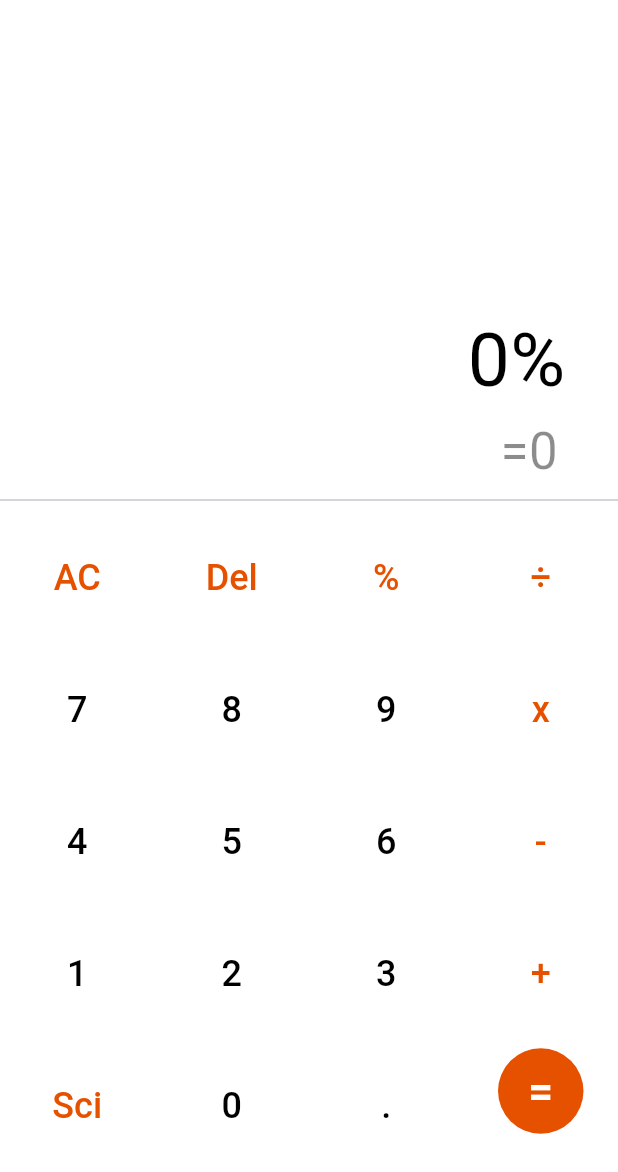
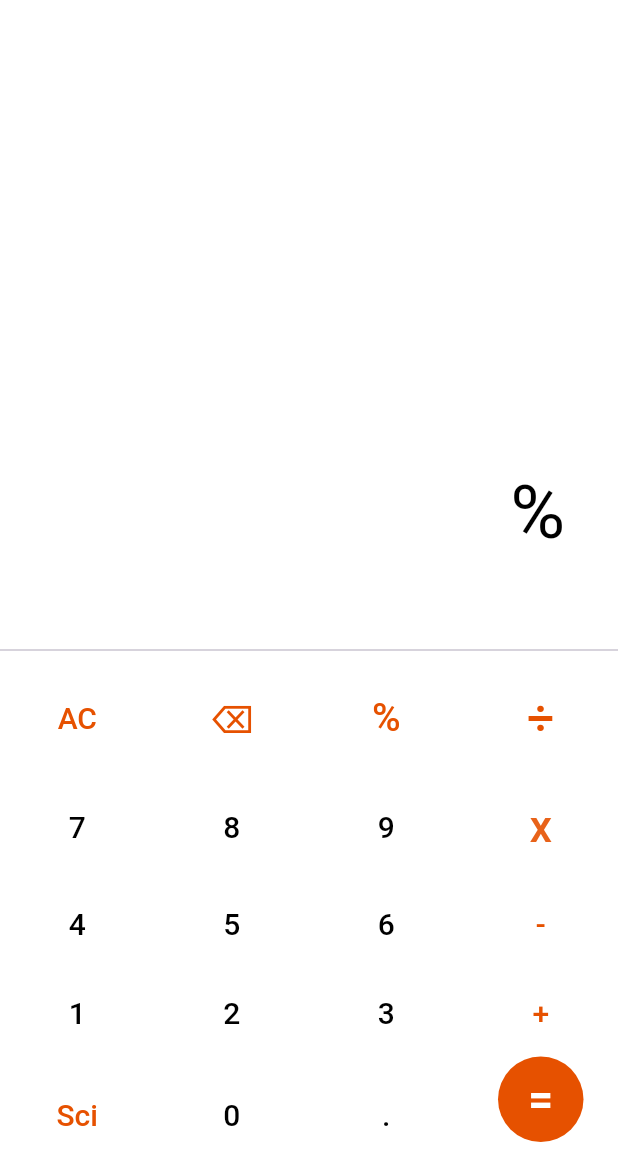
Before and after one commit to SahilAgr10/CalC-Flutter_CodeBase, a Flutter app: the screen it shows after launch, after a tap on an icon or button, on a phone screen of 412 x 824 dp, the part 64-1236 px from its top. Run offline on Flutter 3.47's test engine with Material 3 defaults, Android fonts, the phone set to English and light mode, and no system bars; our stand-ins replace math_expressions.

Commit message:
sci calc added

```diff
--- a/lib/calc_ui.dart
+++ b/lib/calc_ui.dart
@@ -9,80 +9,119 @@ class CalcUi extends StatefulWidget {
 }
 
 class _CalcUiState extends State<CalcUi> {
-  String input = '0'; String output = '=0';
-  var iSize = 50.0; var oSize = 34.0;
+  String input = '0';
+  String output = '';
+  var iSize = 50.0;
+  var oSize = 34.0;
   Color iColor = Colors.black;
   Color oColor = Colors.black45;
+  bool Scifi = false;
 
-  Widget equalButton(){
-    return Expanded( child: Padding(
+  Widget equalButton() {
+    return Expanded(
+      child: Padding(
         padding: const EdgeInsets.only(bottom: 20.0),
-      child: Container(decoration: BoxDecoration(
+        child: Container(
+          decoration: BoxDecoration(
             shape: BoxShape.circle,
             color: Colors.orange.shade900,
-      ), child:
-      TextButton(
-        onPressed: () { calculate; },
-        child: const Text('=',style: TextStyle(color: Colors.white,fontWeight: FontWeight.w700,fontSize: 29)),
-      ),),
-    ));
+          ),
+          child: TextButton(
+            onPressed: () {
+              iSize = 32;
+              oSize = 50;
+              iColor = Colors.black45;
+              oColor = Colors.black;
+              calculate();
+            },
+            child: const Text('=',
+                style: TextStyle(
+                    color: Colors.white,
+                    fontWeight: FontWeight.w700,
+                    fontSize: 29)),
+          ),
+        ),
+      ),
+    );
   }
-  void calculate(){
-    try{
+
+  void calculate() {
+    try {
       var userInput = input;
-      userInput = input.replaceAll('x', '*');
-      userInput=userInput.replaceAll('÷', '/');
+      userInput = userInput.replaceAll('x', '*');
+      userInput = userInput.replaceAll('÷', '/');
       var parser = Parser();
       var exp = parser.parse(userInput);
       var context = ContextModel();
-      var eResult = exp.evaluate(EvaluationType.REAL,context).toString();
-      if(eResult.length>=11) oSize=40;
+      var eResult =
+      exp.evaluate(EvaluationType.REAL, context).toStringAsFixed(2);
+      if (eResult.length >= 11) oSize = 40;
       setState(() {
-        output ='=$eResult';
+        output = '=$eResult';
       });
-    }catch(e){
+    } catch (e) {
       setState(() {
-        output='0x00';
+        output = '0x00';
       });
     }
   }
-  void onNumberPress(String num){
-    if(num=='AC') {
-      iSize=54;oSize=34;
-      input='0';
-      output='=0';
-      iColor=Colors.black;oColor=Colors.black45;
+
+  void onNumberPress(String num) {
+    if (num == 'AC') {
+      iSize = 54;
+      oSize = 34;
+      input = '0';
+      output = '';
+      iColor = Colors.black;
+      oColor = Colors.black45;
+    } else if (num == '⌫') {
+      if (input.isNotEmpty && input != '0') {
+        input = input.substring(0, input.length - 1);
+        if (input.isEmpty) {
+          input = '0';
         }
-    else if(num=='Del'){
-      if(num!='0')  input=input.substring(0,input.length-1);
-    } else if(num=='Sci') {
-      iSize=32;oSize=50;iColor=Colors.black45;oColor=Colors.black;
-      calculate();
+      }
+    } else if (num == 'Sci') {
+      setState(() {
+        Scifi = !Scifi; // Toggle scientific mode
+      });
     } else {
-      if(input.length>=11) iSize =45;
-      if(input.length>=14) iSize = 40;
-        input+=num;
+      if (input == '0') {
+        input = num;
+      } else {
+        input += num;
+      }
+      if (input.length >= 11) iSize = 45;
+      if (input.length >= 14) iSize = 40;
     }
     setState(() {});
+  }
 
-  }
-  Widget button ( {required String numText,Color textColor = Colors.black,Color backColor= Colors.white,double textSize=24}) {
-    return (Expanded(
-        child:TextButton(
+  Widget button(
+      {required String numText,
+        Color textColor = Colors.black,
+        Color backColor = Colors.white,
+        double textSize = 20}) {
+    return Expanded(
+        child: TextButton(
           onPressed: () {
             onNumberPress(numText);
           },
           style: ElevatedButton.styleFrom(
             shape: RoundedRectangleBorder(borderRadius: BorderRadius.circular(0)),
             backgroundColor: backColor,
-            padding: const EdgeInsets.all(30),
+            padding: const EdgeInsets.all(18),
             textStyle: const TextStyle(
               fontSize: 8.0,
             ),
           ),
-          child: Text(numText,style: TextStyle(color: textColor,fontWeight: FontWeight.w500,fontSize: 24),),
-        )
-    ));}
+          child: Text(
+            numText,
+            style: TextStyle(
+                color: textColor, fontWeight: FontWeight.w500, fontSize: textSize),
+          ),
+        ));
+  }
 
   @override
   Widget build(BuildContext context) {
@@ -93,24 +132,36 @@ class _CalcUiState extends State<CalcUi> {
           shadowColor: Colors.white,
         ),
         appBar: AppBar(
-          title: const Text('Calculator',style: TextStyle(fontSize: 20,color: Colors.black),),
+          title: const Text(
+            'Calculator',
+            style: TextStyle(fontSize: 20, color: Colors.black),
+          ),
           toolbarHeight: 60,
           backgroundColor: Colors.white,
           actions: [
             IconButton(
-              icon: const Icon(Icons.grid_view_outlined,size: 17,),
+              icon: const Icon(
+                Icons.grid_view_outlined,
+                size: 17,
+              ),
               onPressed: () {
                 // TODO: Implement grid view functionality
               },
             ),
             IconButton(
-              icon: const Icon(Icons.home,size: 20,),
+              icon: const Icon(
+                Icons.home,
+                size: 20,
+              ),
               onPressed: () {
                 // TODO: Implement home functionality
               },
             ),
             IconButton(
-              icon: const Icon(Icons.more_vert,size: 20,),
+              icon: const Icon(
+                Icons.more_vert,
+                size: 20,
+              ),
               onPressed: () {
                 // TODO: Implement more options functionality
               },
@@ -125,12 +176,12 @@ class _CalcUiState extends State<CalcUi> {
                 child: Container(
                   alignment: Alignment.bottomRight,
                   width: double.infinity,
-                  padding: const EdgeInsets.only(top: 20,right: 15),
+                  padding: const EdgeInsets.only(top: 20, right: 15),
                   child: Padding(
                     padding: const EdgeInsets.only(right: 20),
                     child: Text(
                       input,
-                      style:  TextStyle(
+                      style: TextStyle(
                         fontSize: iSize,
                         color: iColor,
                       ),
@@ -145,7 +196,7 @@ class _CalcUiState extends State<CalcUi> {
                   padding: const EdgeInsets.only(right: 20),
                   child: Text(
                     output,
-                    style:  TextStyle(
+                    style: TextStyle(
                       fontSize: oSize,
                       color: oColor,
                     ),
@@ -153,42 +204,123 @@ class _CalcUiState extends State<CalcUi> {
                   ),
                 ),
               ),
-              const Divider(thickness: 1,),
-              Row(children: [
-                button(numText: 'AC',textColor: Colors.orange.shade900,),
-                button(numText: "Del",textColor: Colors.orange.shade900),
-                button(numText: '%',textColor: Colors.orange.shade900),
-                button(numText: '÷',textColor: Colors.orange.shade900,textSize: 30),],),
-              Row(children: [
-                button(numText: '7',),
+              const Divider(
+                thickness: 1,
+              ),
+        if (Scifi) ...[
+          Row(
+            children: [
+              button(numText: '2nd', textColor: Colors.black.withOpacity(0.5)),
+              button(numText: "deg",textColor: Colors.black.withOpacity(0.5)),
+              button(numText: 'sin',textColor: Colors.black.withOpacity(0.5)),
+              button(numText: 'cos', textColor: Colors.black.withOpacity(0.5),),
+              button(numText: 'tan', textColor: Colors.black.withOpacity(0.5),),
+            ],
+          ),
+          Row(
+            children: [
+              button(numText: 'xʸ', textColor: Colors.black.withOpacity(0.5)),
+              button(numText: "log",textColor: Colors.black.withOpacity(0.5)),
+              button(numText: 'ln',textColor: Colors.black.withOpacity(0.5)),
+              button(numText: '(', textColor: Colors.black.withOpacity(0.5),),
+              button(numText: ')', textColor: Colors.black.withOpacity(0.5),),
+            ],
+          ),
+        ],
+              Row(
+                children: [
+                  if(Scifi) button(numText: '√',textColor: Colors.black.withOpacity(0.5)),
+                  button(
+                    numText: 'AC',
+                    textColor: Colors.orange.shade900,
+                  ),
+                  button(
+                    numText: "⌫",
+                    textColor: Colors.orange.shade900,
+                    textSize: 26
+                  ),
+                  button(
+                    numText: '%',
+                    textColor: Colors.orange.shade900,
+                    textSize: 26
+                  ),
+                  button(
+                    numText: '÷',
+                    textColor: Colors.orange.shade900,
+                    textSize: 32,
+                  ),
+                ],
+              ),
+              Row(
+                children: [
+                  if(Scifi) button(numText: 'x!',textColor: Colors.black.withOpacity(0.5)),
+                  button(
+                    numText: '7',
+                  ),
                   button(numText: "8"),
                   button(numText: '9'),
-                button(numText: 'x',textColor: Colors.orange.shade900,textSize: 39),
-
-              ],),
-              Row(children: [
-                button(numText: '4',textColor: Colors.black,),
-                button(numText: "5",textColor: Colors.black),
-                button(numText: '6',textColor: Colors.black),
-                button(numText: '-',textColor: Colors.orange.shade900),
-
-              ],),
-              Row(children: [
-                button(numText: '1',textColor: Colors.black,),
-                button(numText: "2",textColor: Colors.black),
-                button(numText: '3',textColor: Colors.black),
-                button(numText: '+',textColor: Colors.orange.shade900),
-
-              ],),
-              Row(children: [
-                button(numText: 'Sci',textColor: Colors.orange.shade900),
+                  button(
+                    numText: 'x',
+                    textColor: Colors.orange.shade900.withOpacity(0.9),
+                    textSize: 30,
+                  ),
+                ],
+              ),
+              Row(
+                children: [
+                  if(Scifi) button(numText: '1/x',textColor: Colors.black.withOpacity(0.5)),
+                  button(
+                    numText: '4',
+                    textColor: Colors.black,
+                  ),
+                  button(
+                    numText: "5",
+                    textColor: Colors.black,
+                  ),
+                  button(
+                    numText: '6',
+                    textColor: Colors.black,
+                  ),
+                  button(
+                    numText: '-',
+                    textColor: Colors.orange.shade900,
+                  ),
+                ],
+              ),
+              Row(
+                children: [
+                  if(Scifi) button(numText: 'π',textColor: Colors.black.withOpacity(0.5)),
+                  button(
+                    numText: '1',
+                    textColor: Colors.black,
+                  ),
+                  button(
+                    numText: "2",
+                    textColor: Colors.black,
+                  ),
+                  button(
+                    numText: '3',
+                    textColor: Colors.black,
+                  ),
+                  button(
+                    numText: '+',
+                    textColor: Colors.orange.shade900,
+                  ),
+                ],
+              ),
+              Row(
+                children: [
+                  if(Scifi) button(numText: 'e',textColor: Colors.black.withOpacity(0.5)),
+                  button(
+                    numText: 'Sci',
+                    textColor: Colors.orange.shade900,
+                  ),
                   button(numText: "0"),
                   button(numText: '.'),
-                equalButton()
-
-              ],)
-            ]
-        ),
+                  equalButton(),
+                ],
+              )
+            ]),
       ),
     );
   }
```
Lines whose indentation alone changed are shown as unchanged.
